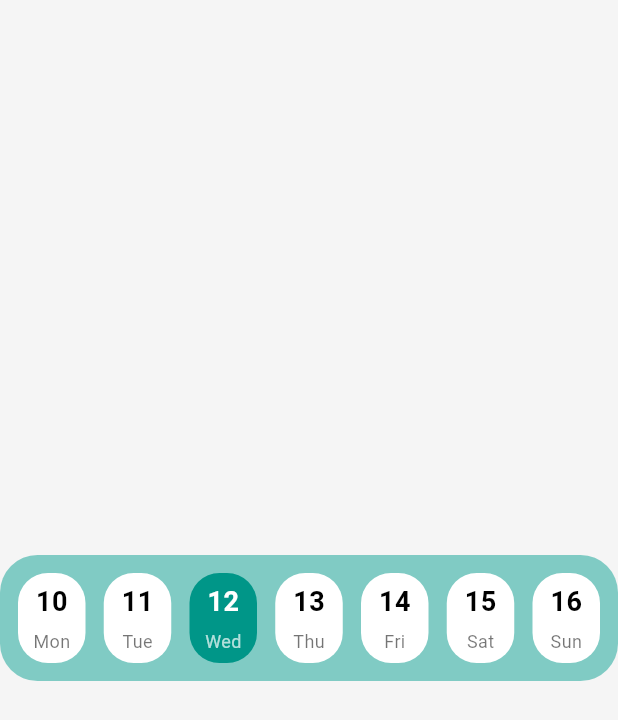
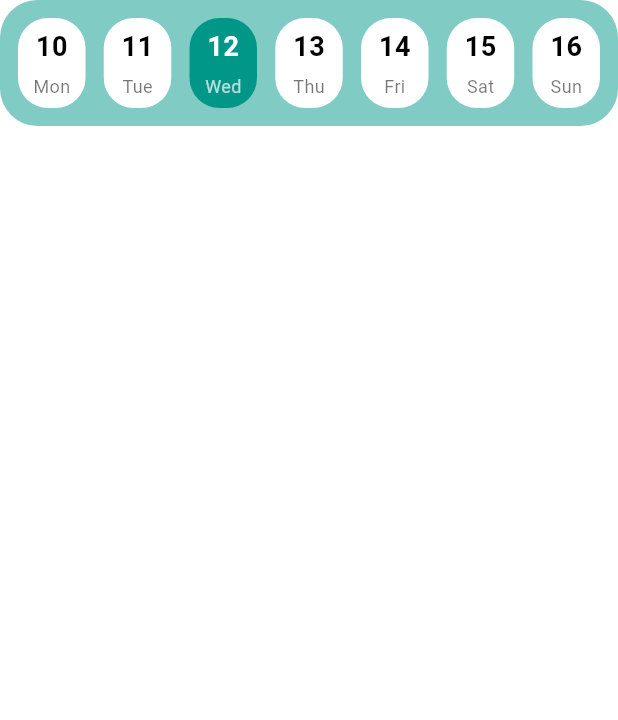
Before and after one commit to elshaarawy7/To-do-App, a Flutter app: the DateSelector widget shown alone on an empty page, opened directly, on a phone screen of 412 x 824 dp. Shown: the top 720 px of the screen. Run offline on Flutter 3.47's test engine with Material 3 defaults, Android fonts, the phone set to English and light mode, and no system bars; our stand-ins replace gap, go_router.

```diff
--- a/lib/features/ui/widget/date_selector.dart
+++ b/lib/features/ui/widget/date_selector.dart
@@ -22,10 +22,7 @@ class _DateSelectorState extends State<DateSelector> {
 
   @override
   Widget build(BuildContext context) {
-    return Scaffold(
-      backgroundColor: const Color(0xFFF5F5F5),
-      body: Center(
-        child: Container(
+    return  Container(
           padding: const EdgeInsets.all(12),
           decoration: BoxDecoration(
             color: Colors.teal.shade200,
@@ -73,9 +70,8 @@ class _DateSelectorState extends State<DateSelector> {
                 ),
               );
             }),
-          ),
-        ),
-      ),
+          )
     );
+
   }
 }
```
Also changed, not shown: lib/features/ui/pages/app/home_page.dart (+26 -13 lines), lib/features/ui/pages/app/static_page.dart (added, +11 -0 lines).
